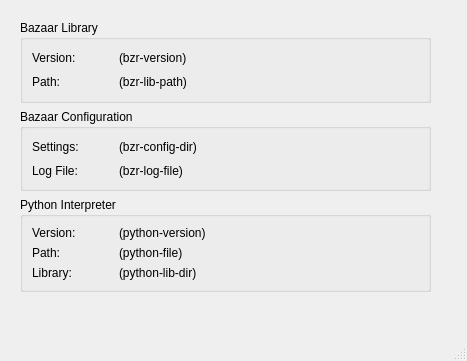
This is ui/sysinfo.ui in breezy-team/qbrz as Qt 5 draws it before an edit. The edited form follows.
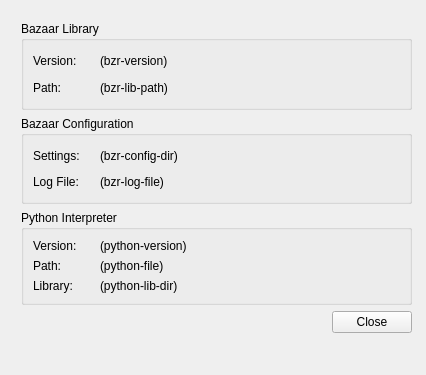
This is the edited form.

Commit message: Close button as requested by Lukas

Patch:
```diff
--- a/ui/sysinfo.ui
+++ b/ui/sysinfo.ui
@@ -6,21 +6,21 @@
    <rect>
     <x>0</x>
     <y>0</y>
-    <width>467</width>
-    <height>361</height>
+    <width>426</width>
+    <height>375</height>
    </rect>
   </property>
   <property name="windowTitle">
    <string>MainWindow</string>
   </property>
   <widget class="QWidget" name="centralwidget">
-   <widget class="QWidget" name="layoutWidget">
+   <widget class="QWidget" name="">
     <property name="geometry">
      <rect>
-      <x>20</x>
-      <y>20</y>
-      <width>411</width>
-      <height>272</height>
+      <x>21</x>
+      <y>21</y>
+      <width>391</width>
+      <height>312</height>
      </rect>
     </property>
     <layout class="QVBoxLayout" name="verticalLayout">
@@ -176,6 +176,13 @@
        </layout>
       </widget>
      </item>
+     <item>
+      <widget class="QDialogButtonBox" name="buttonBox">
+       <property name="standardButtons">
+        <set>QDialogButtonBox::Close</set>
+       </property>
+      </widget>
+     </item>
     </layout>
    </widget>
   </widget>
@@ -189,7 +196,6 @@
     </rect>
    </property>
   </widget>
-  <widget class="QStatusBar" name="statusbar"/>
  </widget>
  <resources/>
  <connections/>
```
Left out of the diff: 4 changed lines with no effect on the pictures. The commit also changes 1 other file.
